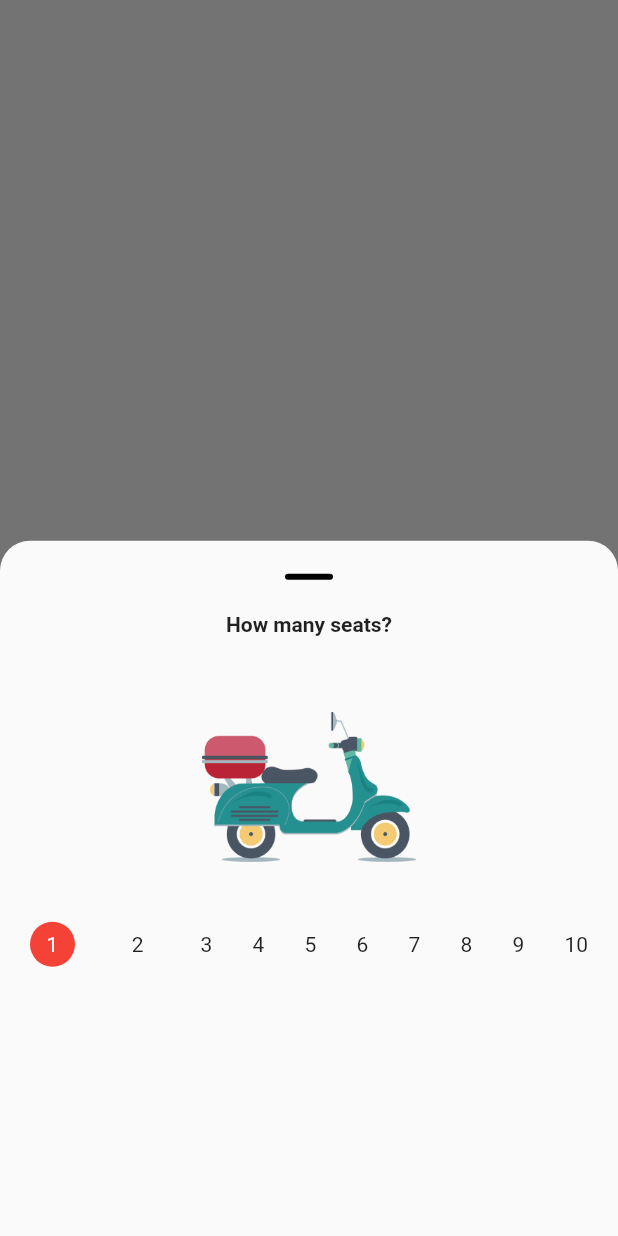
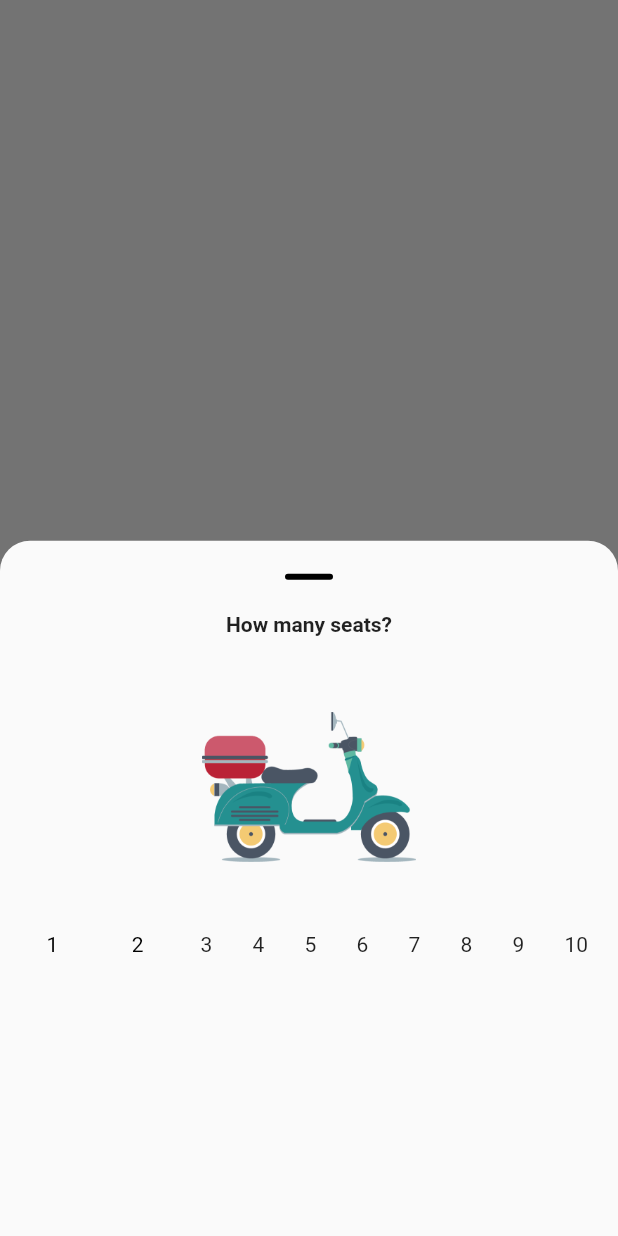
Before and after one commit to safwanjmuhammed/app, a Flutter app: the screen it shows after launch, after a tap on "Book Tickets", on a phone screen of 412 x 824 dp. Run offline on Flutter 3.47's test engine with Material 2 defaults, Android fonts, the phone set to English and light mode, and no system bars; our stand-ins replace geolocator, google_fonts, google_maps_flutter, hexcolor.

Commit message:
to_fix_redcontainer

```diff
--- a/lib/screens/bottom_sheet.dart
+++ b/lib/screens/bottom_sheet.dart
@@ -18,7 +18,7 @@ class _BottomSheetDemoState extends State<BottomSheetDemo> {
           onPressed: () {
             showModalBottomSheet(
               showDragHandle: true,
-              shape: RoundedRectangleBorder(
+              shape: const RoundedRectangleBorder(
                   borderRadius: BorderRadius.only(
                       topLeft: Radius.circular(20),
                       topRight: Radius.circular(20))),
@@ -42,36 +42,16 @@ class _BottomSheetDemoState extends State<BottomSheetDemo> {
                       child: Row(
                         mainAxisAlignment: MainAxisAlignment.spaceBetween,
                         children: [
-                          InkWell(
-                            onTap: () {
-                              setState(() {
-                                isSelected = true;
-                              });
-                            },
-                            child: Container(
-                              height: 50,
-                              width: 30,
-                              decoration: BoxDecoration(
-                                  shape: BoxShape.circle, color: Colors.red),
-                              child: Center(
-                                child: Text(
-                                  '1',
-                                  style: TextStyle(color: Colors.white),
-                                ),
-                              ),
-                            ),
-                          ),
-                          InkWell(
+                          StatefulBuilder(
+                            builder: (BuildContext context, Function setState) {
+                              return InkWell(
                                 onTap: () {
                                   setState(() {
                                     isSelected = true;
                                     print('ISSELECTED ? $isSelected');
                                   });
                                 },
-                            child: StatefulBuilder(
-                              builder:
-                                  (BuildContext context, Function setState) {
-                                return Container(
+                                child: Container(
                                   height: 50,
                                   width: 30,
                                   decoration: BoxDecoration(
@@ -80,13 +60,41 @@ class _BottomSheetDemoState extends State<BottomSheetDemo> {
                                           ? Colors.red
                                           : Colors.transparent),
                                   child: Center(
-                                    child: Text(
-                                      '2',
-                                    ),
+                                      child: Text('1',
+                                          style: isSelected
+                                              ? TextStyle(color: Colors.white)
+                                              : TextStyle(
+                                                  color: Colors.black))),
                                 ),
                               );
                             },
                           ),
+                          StatefulBuilder(
+                            builder: (BuildContext context, Function setState) {
+                              return InkWell(
+                                onTap: () {
+                                  setState(() {
+                                    isSelected = true;
+                                    print('ISSELECTED ? $isSelected');
+                                  });
+                                },
+                                child: Container(
+                                  height: 50,
+                                  width: 30,
+                                  decoration: BoxDecoration(
+                                      shape: BoxShape.circle,
+                                      color: isSelected
+                                          ? Colors.red
+                                          : Colors.transparent),
+                                  child: Center(
+                                      child: Text('2',
+                                          style: isSelected
+                                              ? TextStyle(color: Colors.white)
+                                              : TextStyle(
+                                                  color: Colors.black))),
+                                ),
+                              );
+                            },
                           ),
                           Text(
                             '3',
```
Lines whose indentation alone changed are shown as unchanged.
